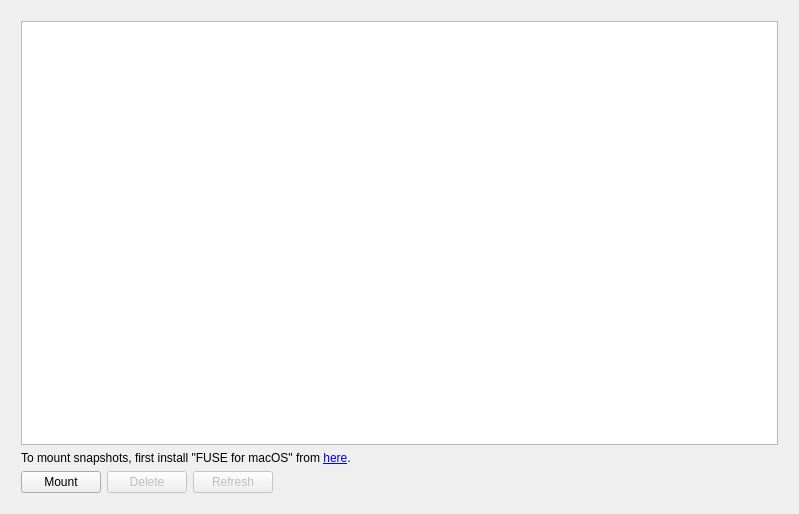
Qt form src/vorta/assets/UI/snapshottab.ui (borgbase/vorta) before a commit.
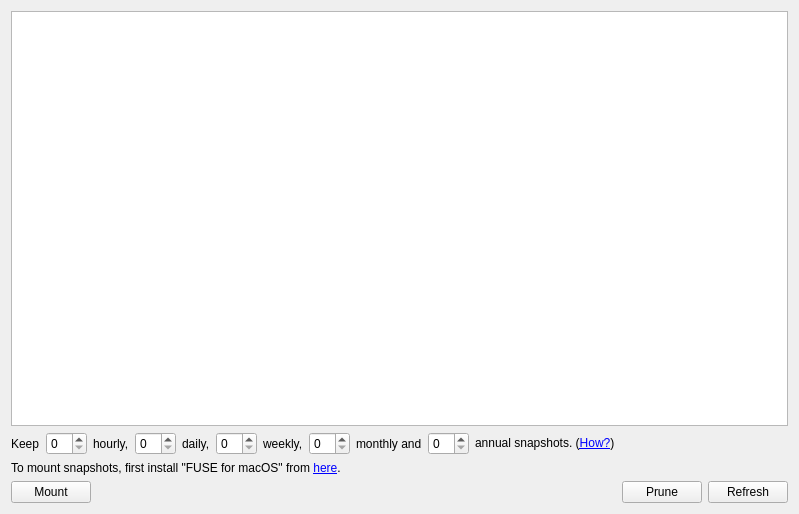
The same form after that commit.

Commit message: Implement prune and list commands. Refactor BorgThread package.

Patch:
```diff
--- a/src/vorta/assets/UI/snapshottab.ui
+++ b/src/vorta/assets/UI/snapshottab.ui
@@ -15,20 +15,6 @@
   </property>
   <layout class="QVBoxLayout" name="verticalLayout">
    <item>
-    <layout class="QVBoxLayout" name="verticalLayout_3">
-     <property name="leftMargin">
-      <number>10</number>
-     </property>
-     <property name="topMargin">
-      <number>10</number>
-     </property>
-     <property name="rightMargin">
-      <number>10</number>
-     </property>
-     <property name="bottomMargin">
-      <number>10</number>
-     </property>
-     <item>
       <widget class="QTableWidget" name="snapshotTable">
        <attribute name="horizontalHeaderVisible">
         <bool>false</bool>
@@ -64,6 +50,83 @@
        </column>
       </widget>
      </item>
+   <item>
+    <layout class="QHBoxLayout" name="horizontalLayout_7">
+     <property name="topMargin">
+      <number>0</number>
+     </property>
+     <item>
+      <widget class="QLabel" name="label_12">
+       <property name="text">
+        <string>Keep</string>
+       </property>
+      </widget>
+     </item>
+     <item>
+      <widget class="QSpinBox" name="prune_hour"/>
+     </item>
+     <item>
+      <widget class="QLabel" name="label_6">
+       <property name="text">
+        <string>hourly,</string>
+       </property>
+      </widget>
+     </item>
+     <item>
+      <widget class="QSpinBox" name="prune_day"/>
+     </item>
+     <item>
+      <widget class="QLabel" name="label_7">
+       <property name="text">
+        <string>daily,</string>
+       </property>
+      </widget>
+     </item>
+     <item>
+      <widget class="QSpinBox" name="prune_week"/>
+     </item>
+     <item>
+      <widget class="QLabel" name="label_8">
+       <property name="text">
+        <string>weekly,</string>
+       </property>
+      </widget>
+     </item>
+     <item>
+      <widget class="QSpinBox" name="prune_month"/>
+     </item>
+     <item>
+      <widget class="QLabel" name="label_9">
+       <property name="text">
+        <string>monthly and</string>
+       </property>
+      </widget>
+     </item>
+     <item>
+      <widget class="QSpinBox" name="prune_year"/>
+     </item>
+     <item>
+      <widget class="QLabel" name="label_10">
+       <property name="text">
+        <string>&lt;html&gt;&lt;head/&gt;&lt;body&gt;&lt;p&gt;annual snapshots. (&lt;a href=&quot;https://borgbackup.readthedocs.io/en/stable/usage.html#borg-prune&quot;&gt;&lt;span style=&quot; text-decoration: underline; color:#0000ff;&quot;&gt;How?&lt;/span&gt;&lt;/a&gt;)&lt;/p&gt;&lt;/body&gt;&lt;/html&gt;</string>
+       </property>
+      </widget>
+     </item>
+     <item>
+      <spacer name="horizontalSpacer_5">
+       <property name="orientation">
+        <enum>Qt::Horizontal</enum>
+       </property>
+       <property name="sizeHint" stdset="0">
+        <size>
+         <width>40</width>
+         <height>20</height>
+        </size>
+       </property>
+      </spacer>
+     </item>
+    </layout>
+   </item>
      <item>
       <widget class="QLabel" name="mountErrors">
        <property name="enabled">
@@ -90,25 +153,29 @@
         </widget>
        </item>
        <item>
-        <widget class="QPushButton" name="snapshotDeleteButton">
-         <property name="enabled">
-          <bool>false</bool>
-         </property>
-         <property name="sizePolicy">
-          <sizepolicy hsizetype="Fixed" vsizetype="Fixed">
-           <horstretch>0</horstretch>
-           <verstretch>0</verstretch>
-          </sizepolicy>
-         </property>
+      <spacer name="horizontalSpacer">
+       <property name="orientation">
+        <enum>Qt::Horizontal</enum>
+       </property>
+       <property name="sizeHint" stdset="0">
+        <size>
+         <width>40</width>
+         <height>20</height>
+        </size>
+       </property>
+      </spacer>
+     </item>
+     <item>
+      <widget class="QPushButton" name="pruneButton">
          <property name="text">
-          <string>Delete</string>
+        <string>Prune</string>
          </property>
         </widget>
        </item>
-       <item alignment="Qt::AlignLeft">
-        <widget class="QPushButton" name="snapshotRefreshButton">
+     <item>
+      <widget class="QPushButton" name="listButton">
          <property name="enabled">
-          <bool>false</bool>
+        <bool>true</bool>
          </property>
          <property name="sizePolicy">
           <sizepolicy hsizetype="Fixed" vsizetype="Fixed">
@@ -120,8 +187,6 @@
           <string>Refresh</string>
          </property>
         </widget>
-       </item>
-      </layout>
      </item>
     </layout>
    </item>
```
Lines whose indentation alone changed are shown as unchanged. The commit also changes 19 other files.
